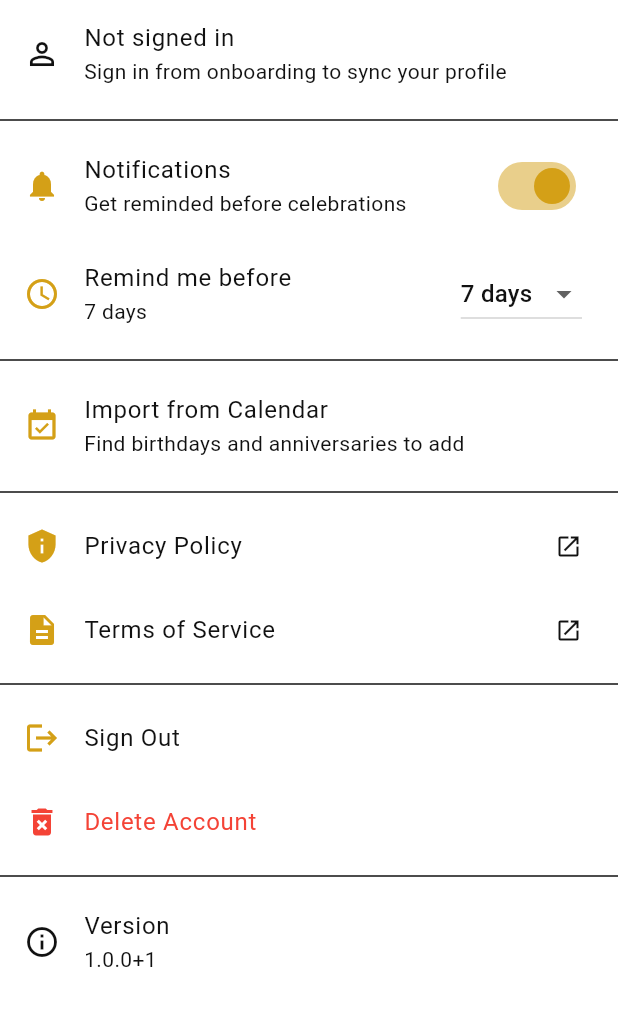
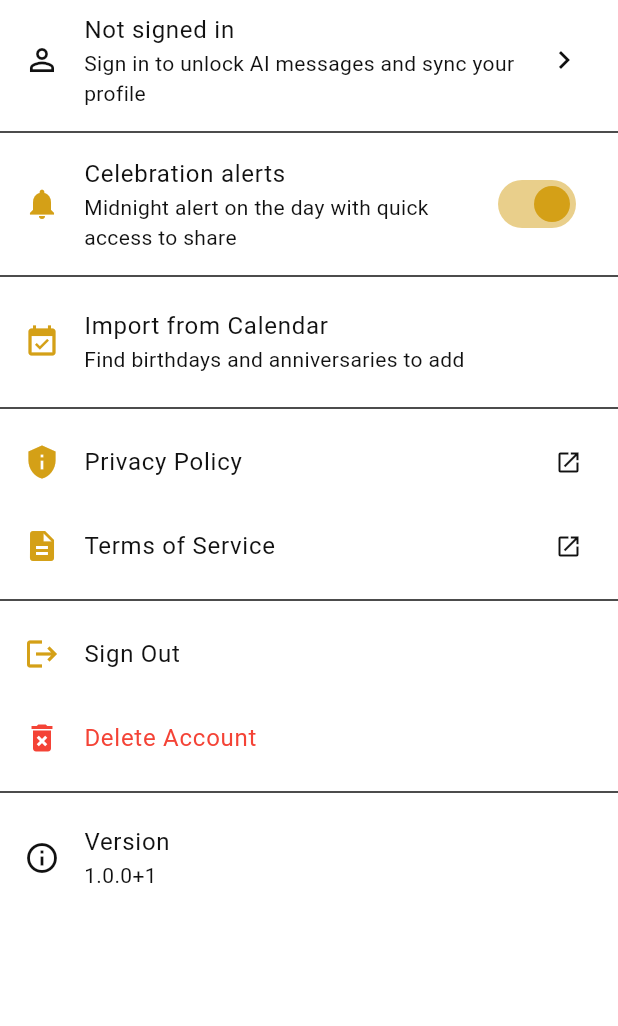
Before and after one commit to oluwasegunilori/celebray, a Flutter app: the screen it shows after launch, after a tap on "Skip", after a tap on "Continue without signing in", after a tap on the "settings" icon, on a phone screen of 412 x 824 dp, the part 84-1110 px from its top. Run offline on Flutter 3.47's test engine with Material 3 defaults, Android fonts, the phone set to English and light mode, and no system bars; our stand-ins replace equatable, firebase_auth, firebase_core, firebase_crashlytics, flutter_local_notifications, flutter_riverpod and 13 more; missing offline and left inert: device_calendar; accounts and stored records are empty; generated files the repository leaves out were written again.

Commit message:
include sign in

```diff
--- a/lib/app.dart
+++ b/lib/app.dart
@@ -1,6 +1,7 @@
 import 'package:celebray/core/theme/app_theme.dart';
 import 'package:celebray/features/auth/presentation/sign_in_screen.dart';
 import 'package:celebray/features/home/presentation/home_screen.dart';
+import 'package:celebray/features/notifications/notification_navigation_handler.dart';
 import 'package:celebray/features/onboarding/presentation/onboarding_gate.dart';
 import 'package:celebray/features/settings/presentation/settings_screen.dart';
 import 'package:flutter/material.dart';
@@ -13,6 +14,7 @@ class CelebrayApp extends StatelessWidget {
     return MaterialApp(
       title: 'Celebray',
       theme: AppTheme.light,
+      navigatorKey: NotificationNavigationHandler.navigatorKey,
       home: const OnboardingGate(),
       routes: {
         '/home': (context) => const HomeScreen(),
--- a/lib/core/constants/app_constants.dart
+++ b/lib/core/constants/app_constants.dart
@@ -7,9 +7,7 @@ class AppConstants {
   static const String notificationChannelId = 'celebray_reminders';
   static const String notificationChannelName = 'Celebration Reminders';
   static const String notificationChannelDescription =
-      'Reminders for upcoming birthdays and celebrations';
-
-  static const int defaultReminderDaysBefore = 7;
+      'Alerts on celebration days so you can share your message';
 
   static const String firebaseProjectId = 'celebray-fa7ae';
   static const String aiFunctionsRegion = 'us-central1';
--- /dev/null
+++ b/lib/features/auth/data/google_sign_in_bootstrap.dart
@@ -0,0 +1,19 @@
+import 'dart:io';
+
+import 'package:google_sign_in/google_sign_in.dart';
+
+class GoogleSignInBootstrap {
+  GoogleSignInBootstrap._();
+
+  static const _iosClientId =
+      '68778743183-mac6b1mcj9rt59q9evcr7o14p53rj5eq.apps.googleusercontent.com';
+  static const _webClientId =
+      '68778743183-c3qmhq9ajicfs5ilkv7qp326f9qcahll.apps.googleusercontent.com';
+
+  static Future<void> initialize() async {
+    await GoogleSignIn.instance.initialize(
+      clientId: Platform.isIOS ? _iosClientId : null,
+      serverClientId: _webClientId,
+    );
+  }
+}
--- a/lib/features/home/presentation/home_screen.dart
+++ b/lib/features/home/presentation/home_screen.dart
@@ -1,6 +1,7 @@
 import 'package:celebray/features/calendar/presentation/calendar_screen.dart';
 import 'package:celebray/features/generator/presentation/generator_screen.dart';
 import 'package:celebray/features/home/widgets/elegant_bottom_nav.dart';
+import 'package:celebray/features/notifications/notification_navigation_handler.dart';
 import 'package:celebray/features/reminders/presentation/reminders_screen.dart';
 import 'package:flutter/material.dart';
 
@@ -13,6 +14,14 @@ class HomeScreen extends StatefulWidget {
 
 class _HomeScreenState extends State<HomeScreen> {
   int _currentIndex = 0;
+
+  @override
+  void initState() {
+    super.initState();
+    WidgetsBinding.instance.addPostFrameCallback((_) {
+      NotificationNavigationHandler.consumePendingNavigation();
+    });
+  }
 
   @override
   Widget build(BuildContext context) {
--- /dev/null
+++ b/lib/features/notifications/notification_navigation_handler.dart
@@ -0,0 +1,107 @@
+import 'package:celebray/core/database/app_database.dart';
+import 'package:celebray/features/events/domain/event_actions.dart';
+import 'package:celebray/features/events/domain/event_model.dart';
+import 'package:celebray/features/generator/presentation/edit_message_screen.dart';
+import 'package:celebray/features/generator/presentation/generator_screen.dart';
+import 'package:celebray/features/notifications/notification_service.dart';
+import 'package:celebray/features/reminders/presentation/add_event_sheet.dart';
+import 'package:celebray/features/reminders/presentation/event_detail_sheet.dart';
+import 'package:celebray/features/sharing/widgets/share_event_sheet.dart';
+import 'package:flutter/material.dart';
+import 'package:flutter_local_notifications/flutter_local_notifications.dart';
+
+/// Routes notification taps to event details and share flows.
+class NotificationNavigationHandler {
+  NotificationNavigationHandler._();
+
+  static final navigatorKey = GlobalKey<NavigatorState>();
+  static AppDatabase? _database;
+  static String? _pendingEventId;
+  static bool _pendingOpenShare = false;
+
+  static void bindDatabase(AppDatabase database) {
+    _database = database;
+  }
+
+  static Future<void> captureColdStartLaunch() async {
+    final details = await NotificationService.getNotificationAppLaunchDetails();
+    if (details?.didNotificationLaunchApp != true) return;
+
+    final response = details!.notificationResponse;
+    if (response == null) return;
+
+    _queueFromResponse(response);
+  }
+
+  static void handleNotificationResponse(NotificationResponse response) {
+    _queueFromResponse(response);
+    consumePendingNavigation();
+  }
+
+  static void _queueFromResponse(NotificationResponse response) {
+    final eventId = response.payload;
+    if (eventId == null || eventId.isEmpty) return;
+
+    _pendingEventId = eventId;
+    _pendingOpenShare = response.actionId == NotificationService.shareActionId;
+  }
+
+  static Future<void> consumePendingNavigation() async {
+    final eventId = _pendingEventId;
+    if (eventId == null || _database == null) return;
+
+    _pendingEventId = null;
+    final openShare = _pendingOpenShare;
+    _pendingOpenShare = false;
+
+    final event = await _database!.getEventById(eventId);
+    if (event == null) return;
+
+    final context = navigatorKey.currentContext;
+    if (context == null || !context.mounted) {
+      _pendingEventId = eventId;
+      _pendingOpenShare = openShare;
+      return;
+    }
+
+    await _openCelebration(context, event, openShare: openShare);
+  }
+
+  static Future<void> _openCelebration(
+    BuildContext context,
+    EventModel event, {
+    required bool openShare,
+  }) async {
+    EventDetailSheet.show(
+      context,
+      event: event,
+      openShareOnOpen: openShare,
+      onAction: (action) => _handleAction(context, action, event),
+    );
+  }
+
+  static void _handleAction(
+    BuildContext context,
+    EventAction action,
+    EventModel event,
+  ) {
+    switch (action) {
+      case ShareEvent():
+        ShareEventSheet.show(context, event: event);
+      case EditEvent(:var event):
+        showAddEventSheet(context, event: event);
+      case GenerateMessage():
+        final hasMessage = event.generatedMessage?.trim().isNotEmpty ?? false;
+        Navigator.of(context).push(
+          MaterialPageRoute(
+            builder: (_) => hasMessage
+                ? EditMessageScreen(event: event)
+                : GeneratorScreen(initialEvent: event),
+          ),
+        );
+      case ViewEvent():
+      case DeleteEvent():
+        break;
+    }
+  }
+}
--- a/lib/features/notifications/notification_service.dart
+++ b/lib/features/notifications/notification_service.dart
@@ -11,29 +11,46 @@ import 'package:timezone/timezone.dart' as tz;
 class NotificationService {
   NotificationService._();
 
+  static const shareActionId = 'share';
+
   static final FlutterLocalNotificationsPlugin _plugin =
       FlutterLocalNotificationsPlugin();
 
   static bool _initialized = false;
 
-  static Future<void> init() async {
+  static Future<void> init({
+    required void Function(NotificationResponse response)
+        onNotificationResponse,
+  }) async {
     if (_initialized) return;
 
     tz.initializeTimeZones();
 
+    final shareAction = DarwinNotificationAction.plain(
+      shareActionId,
+      'Share',
+      options: {DarwinNotificationActionOption.foreground},
+    );
+    final celebrationCategory = DarwinNotificationCategory(
+      'celebration_day',
+      actions: [shareAction],
+    );
+
     const androidSettings =
         AndroidInitializationSettings('@mipmap/ic_launcher');
-    const iosSettings = DarwinInitializationSettings(
+    final iosSettings = DarwinInitializationSettings(
       requestAlertPermission: false,
       requestBadgePermission: false,
       requestSoundPermission: false,
+      notificationCategories: [celebrationCategory],
     );
 
     await _plugin.initialize(
-      const InitializationSettings(
+      InitializationSettings(
         android: androidSettings,
         iOS: iosSettings,
       ),
+      onDidReceiveNotificationResponse: onNotificationResponse,
     );
 
     if (Platform.isAndroid) {
@@ -53,6 +70,11 @@ class NotificationService {
     _initialized = true;
   }
 
+  static Future<NotificationAppLaunchDetails?>
+      getNotificationAppLaunchDetails() {
+    return _plugin.getNotificationAppLaunchDetails();
+  }
+
   static Future<bool> areNotificationsEnabled() async {
     final prefs = await SharedPreferences.getInstance();
     return prefs.getBool('notifications_enabled') ?? true;
@@ -64,17 +86,6 @@ class NotificationService {
     if (!enabled) {
       await _plugin.cancelAll();
     }
-  }
-
-  static Future<int> getReminderDaysBefore() async {
-    final prefs = await SharedPreferences.getInstance();
-    return prefs.getInt('reminder_days_before') ??
-        AppConstants.defaultReminderDaysBefore;
-  }
-
-  static Future<void> setReminderDaysBefore(int days) async {
-    final prefs = await SharedPreferences.getInstance();
-    await prefs.setInt('reminder_days_before', days);
   }
 
   static Future<bool> requestPermissions() async {
@@ -98,8 +109,8 @@ class NotificationService {
     return true;
   }
 
-  static int _notificationId(String eventId, String suffix) {
-    return '$eventId-$suffix'.hashCode.abs() % 2147483647;
+  static int _notificationId(String eventId) {
+    return '$eventId-celebration'.hashCode.abs() % 2147483647;
   }
 
   static Future<void> scheduleEventReminders(EventModel event) async {
@@ -107,33 +118,23 @@ class NotificationService {
 
     await cancelEventReminders(event.id);
 
-    final daysBefore = await getReminderDaysBefore();
     final next = EventDateUtils.nextOccurrence(event.date);
+    final when = DateTime(next.year, next.month, next.day);
     final now = DateTime.now();
 
-    final schedules = <({DateTime when, String title, String body, String suffix})>[
-      (
-        when: next.subtract(Duration(days: daysBefore)),
-        title: 'Coming up in $daysBefore days',
-        body: "${event.name}'s ${event.type} is on ${_formatDate(next)}.",
-        suffix: 'advance',
-      ),
-      (
-        when: DateTime(next.year, next.month, next.day, 9),
-        title: "Today's the day! 🎉",
-        body: "It's ${event.name}'s ${event.type}! Don't forget to celebrate.",
-        suffix: 'dayof',
-      ),
-    ];
+    if (!when.isAfter(now)) return;
 
-    for (final schedule in schedules) {
-      if (!schedule.when.isAfter(now)) continue;
+    final label = event.name.isNotEmpty ? event.name : event.type;
+    final title = "🎉 It's $label's ${event.type} today!";
+    final body = event.generatedMessage?.trim().isNotEmpty ?? false
+        ? 'Tap to celebrate and share your message.'
+        : 'Tap to open details and share your celebration.';
 
     await _plugin.zonedSchedule(
-        _notificationId(event.id, schedule.suffix),
-        schedule.title,
-        schedule.body,
-        tz.TZDateTime.from(schedule.when, tz.local),
+      _notificationId(event.id),
+      title,
+      body,
+      tz.TZDateTime.from(when, tz.local),
       NotificationDetails(
         android: AndroidNotificationDetails(
           AppConstants.notificationChannelId,
@@ -141,17 +142,25 @@ class NotificationService {
           channelDescription: AppConstants.notificationChannelDescription,
           importance: Importance.high,
           priority: Priority.high,
+          actions: const [
+            AndroidNotificationAction(
+              shareActionId,
+              'Share',
+              showsUserInterface: true,
             ),
-          iOS: const DarwinNotificationDetails(),
+          ],
+        ),
+        iOS: const DarwinNotificationDetails(
+          categoryIdentifier: 'celebration_day',
+        ),
       ),
       androidScheduleMode: AndroidScheduleMode.exactAllowWhileIdle,
+      payload: event.id,
     );
-    }
   }
 
   static Future<void> cancelEventReminders(String eventId) async {
-    await _plugin.cancel(_notificationId(eventId, 'advance'));
-    await _plugin.cancel(_notificationId(eventId, 'dayof'));
+    await _plugin.cancel(_notificationId(eventId));
   }
 
   static Future<void> rescheduleAll(List<EventModel> events) async {
@@ -161,12 +170,4 @@ class NotificationService {
       await scheduleEventReminders(event);
     }
   }
-
-  static String _formatDate(DateTime date) {
-    const months = [
-      'Jan', 'Feb', 'Mar', 'Apr', 'May', 'Jun',
-      'Jul', 'Aug', 'Sep', 'Oct', 'Nov', 'Dec',
-    ];
-    return '${months[date.month - 1]} ${date.day}';
 }
-}
--- a/lib/features/settings/presentation/settings_screen.dart
+++ b/lib/features/settings/presentation/settings_screen.dart
@@ -1,6 +1,7 @@
 import 'package:celebray/core/theme/app_theme.dart';
 import 'package:celebray/core/constants/app_constants.dart';
 import 'package:celebray/features/calendar_import/widgets/calendar_import_sheet.dart';
+import 'package:celebray/features/auth/presentation/sign_in_screen.dart';
 import 'package:celebray/features/events/providers/event_provider.dart';
 import 'package:celebray/features/auth/data/auth_service.dart';
 import 'package:celebray/features/notifications/notification_service.dart';
@@ -21,7 +22,6 @@ class SettingsScreen extends ConsumerStatefulWidget {
 
 class _SettingsScreenState extends ConsumerState<SettingsScreen> {
   bool _notificationsEnabled = true;
-  int _reminderDays = AppConstants.defaultReminderDaysBefore;
   String _appVersion = '';
 
   @override
@@ -32,12 +32,10 @@ class _SettingsScreenState extends ConsumerState<SettingsScreen> {
 
   Future<void> _loadSettings() async {
     final enabled = await NotificationService.areNotificationsEnabled();
-    final days = await NotificationService.getReminderDaysBefore();
     final info = await PackageInfo.fromPlatform();
     if (mounted) {
       setState(() {
         _notificationsEnabled = enabled;
-        _reminderDays = days;
         _appVersion = '${info.version}+${info.buildNumber}';
       });
     }
@@ -123,10 +121,26 @@ class _SettingsScreenState extends ConsumerState<SettingsScreen> {
                     title: Text(user.name ?? 'Signed in'),
                     subtitle: Text(user.email ?? ''),
                   )
-                : const ListTile(
-                    leading: Icon(Icons.person_outline),
-                    title: Text('Not signed in'),
-                    subtitle: Text('Sign in from onboarding to sync your profile'),
+                : ListTile(
+                    leading: const Icon(Icons.person_outline),
+                    title: const Text('Not signed in'),
+                    subtitle: const Text(
+                      'Sign in to unlock AI messages and sync your profile',
+                    ),
+                    trailing: const Icon(Icons.chevron_right),
+                    onTap: () {
+                      Navigator.push(
+                        context,
+                        MaterialPageRoute(
+                          builder: (signInContext) => SignInScreen(
+                            onSignedIn: () {
+                              Navigator.pop(signInContext);
+                              ref.invalidate(currentUserProvider);
+                            },
+                          ),
+                        ),
+                      );
+                    },
                   ),
             loading: () => const LinearProgressIndicator(),
             error: (_, __) => const SizedBox.shrink(),
@@ -134,8 +148,10 @@ class _SettingsScreenState extends ConsumerState<SettingsScreen> {
           const Divider(),
           SwitchListTile(
             secondary: const Icon(Icons.notifications, color: AppTheme.primary),
-            title: const Text('Notifications'),
-            subtitle: const Text('Get reminded before celebrations'),
+            title: const Text('Celebration alerts'),
+            subtitle: const Text(
+              'Midnight alert on the day with quick access to share',
+            ),
             value: _notificationsEnabled,
             activeThumbColor: AppTheme.primary,
             onChanged: (value) async {
@@ -146,25 +162,6 @@ class _SettingsScreenState extends ConsumerState<SettingsScreen> {
               setState(() => _notificationsEnabled = value);
               if (value) await _rescheduleReminders();
             },
-          ),
-          ListTile(
-            leading: const Icon(Icons.schedule, color: AppTheme.primary),
-            title: const Text('Remind me before'),
-            subtitle: Text('$_reminderDays days'),
-            trailing: DropdownButton<int>(
-              value: _reminderDays,
-              items: const [1, 3, 7, 14, 30]
-                  .map(
-                    (d) => DropdownMenuItem(value: d, child: Text('$d days')),
-                  )
-                  .toList(),
-              onChanged: (days) async {
-                if (days == null) return;
-                await NotificationService.setReminderDaysBefore(days);
-                setState(() => _reminderDays = days);
-                await _rescheduleReminders();
-              },
-            ),
           ),
           const Divider(),
           ListTile(
--- a/lib/main.dart
+++ b/lib/main.dart
@@ -1,6 +1,8 @@
 import 'package:celebray/app.dart';
 import 'package:celebray/core/database/app_database.dart';
 import 'package:celebray/core/database/app_database_provider.dart';
+import 'package:celebray/features/auth/data/google_sign_in_bootstrap.dart';
+import 'package:celebray/features/notifications/notification_navigation_handler.dart';
 import 'package:celebray/features/notifications/notification_service.dart';
 import 'package:celebray/firebase_options.dart';
 import 'package:firebase_core/firebase_core.dart';
@@ -14,6 +16,8 @@ Future<void> main() async {
 
   await Firebase.initializeApp(options: DefaultFirebaseOptions.currentPlatform);
 
+  await GoogleSignInBootstrap.initialize();
+
   FlutterError.onError = (details) {
     FlutterError.presentError(details);
     FirebaseCrashlytics.instance.recordFlutterFatalError(details);
@@ -24,10 +28,15 @@ Future<void> main() async {
     return true;
   };
 
-  await NotificationService.init();
+  await NotificationService.init(
+    onNotificationResponse: NotificationNavigationHandler.handleNotificationResponse,
+  );
   await NotificationService.requestPermissions();
 
   final db = await AppDatabase.open();
+  NotificationNavigationHandler.bindDatabase(db);
+  await NotificationNavigationHandler.captureColdStartLaunch();
+
   final events = await db.watchAllEvents().first;
   await NotificationService.rescheduleAll(events);
 
```
Also changed, not shown: lib/core/database/app_database.dart (+11 -0 lines), lib/features/generator/presentation/edit_message_screen.dart (+7 -0 lines), lib/features/generator/presentation/generator_screen.dart (+7 -0 lines), lib/features/messages/widgets/message_generation_notice.dart (+19 -1 lines), lib/features/reminders/presentation/event_detail_sheet.dart (+29 -3 lines). Lines whose indentation alone changed are shown as unchanged.
